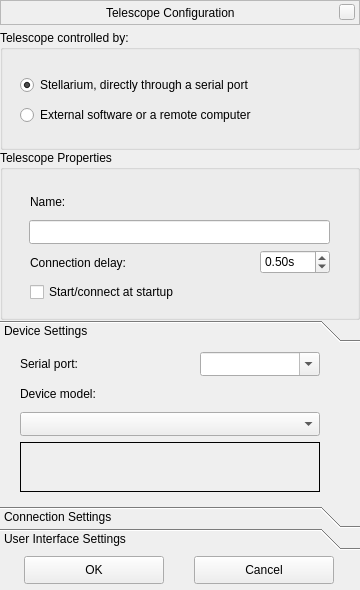
Above: plugins/TelescopeControl/src/gui/telescopeConfigurationDialog.ui from 519984307/stellarium_src before the change. Below: the same form after it.
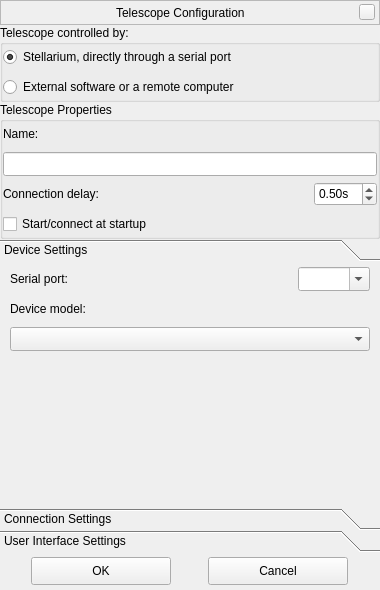
That is the form after the change. Custom widgets are drawn as their Qt base class.

Commit message: TelescopeControl: changed a window's layout

```diff
--- a/plugins/TelescopeControl/src/gui/telescopeConfigurationDialog.ui
+++ b/plugins/TelescopeControl/src/gui/telescopeConfigurationDialog.ui
@@ -9,7 +9,7 @@
    <rect>
     <x>0</x>
     <y>0</y>
-    <width>360</width>
+    <width>380</width>
     <height>590</height>
    </rect>
   </property>
@@ -21,28 +21,28 @@
   </property>
   <property name="minimumSize">
    <size>
-    <width>360</width>
+    <width>380</width>
     <height>590</height>
    </size>
   </property>
   <property name="maximumSize">
    <size>
-    <width>360</width>
+    <width>380</width>
     <height>590</height>
    </size>
   </property>
   <property name="windowTitle">
    <string>Form</string>
   </property>
+  <layout class="QVBoxLayout" name="_2">
+   <property name="spacing">
+    <number>0</number>
+   </property>
+   <property name="margin">
+    <number>0</number>
+   </property>
+   <item>
   <widget class="BarFrame" name="LocationBar">
-   <property name="geometry">
-    <rect>
-     <x>0</x>
-     <y>0</y>
-     <width>360</width>
-     <height>25</height>
-    </rect>
-   </property>
    <property name="minimumSize">
     <size>
      <width>16</width>
@@ -137,26 +137,38 @@
     </item>
    </layout>
   </widget>
+   </item>
+   <item>
   <widget class="QGroupBox" name="groupBoxType">
-   <property name="geometry">
-    <rect>
-     <x>0</x>
-     <y>30</y>
-     <width>360</width>
-     <height>120</height>
-    </rect>
+     <property name="sizePolicy">
+      <sizepolicy hsizetype="Expanding" vsizetype="Minimum">
+       <horstretch>0</horstretch>
+       <verstretch>0</verstretch>
+      </sizepolicy>
    </property>
    <property name="title">
     <string>Telescope controlled by:</string>
    </property>
+     <layout class="QVBoxLayout" name="verticalLayout">
+      <property name="spacing">
+       <number>6</number>
+      </property>
+      <property name="margin">
+       <number>0</number>
+      </property>
+      <item>
    <widget class="QRadioButton" name="radioButtonTelescopeLocal">
-    <property name="geometry">
-     <rect>
-      <x>20</x>
-      <y>40</y>
-      <width>320</width>
-      <height>30</height>
-     </rect>
+        <property name="sizePolicy">
+         <sizepolicy hsizetype="Expanding" vsizetype="Fixed">
+          <horstretch>0</horstretch>
+          <verstretch>0</verstretch>
+         </sizepolicy>
+        </property>
+        <property name="minimumSize">
+         <size>
+          <width>0</width>
+          <height>24</height>
+         </size>
     </property>
     <property name="toolTip">
      <string>A telescope connected to this computer via a serial port and controlled directly by Stellarium.</string>
@@ -168,14 +180,20 @@
      <bool>true</bool>
     </property>
    </widget>
+      </item>
+      <item>
    <widget class="QRadioButton" name="radioButtonTelescopeConnection">
-    <property name="geometry">
-     <rect>
-      <x>20</x>
-      <y>70</y>
-      <width>320</width>
-      <height>30</height>
-     </rect>
+        <property name="sizePolicy">
+         <sizepolicy hsizetype="Expanding" vsizetype="Fixed">
+          <horstretch>0</horstretch>
+          <verstretch>0</verstretch>
+         </sizepolicy>
+        </property>
+        <property name="minimumSize">
+         <size>
+          <width>0</width>
+          <height>24</height>
+         </size>
     </property>
     <property name="toolTip">
      <string>A telescope controlled by an external application, either at this computer or at a remote machine.</string>
@@ -184,15 +202,153 @@
      <string>External software or a remote computer</string>
     </property>
    </widget>
-  </widget>
+      </item>
+     </layout>
+    </widget>
+   </item>
+   <item>
+    <widget class="QGroupBox" name="groupBoxTelescopeProperties">
+     <property name="sizePolicy">
+      <sizepolicy hsizetype="Expanding" vsizetype="Minimum">
+       <horstretch>0</horstretch>
+       <verstretch>0</verstretch>
+      </sizepolicy>
+     </property>
+     <property name="title">
+      <string>Telescope Properties</string>
+     </property>
+     <layout class="QVBoxLayout" name="verticalLayout_2">
+      <property name="spacing">
+       <number>6</number>
+      </property>
+      <property name="margin">
+       <number>0</number>
+      </property>
+      <item>
+       <widget class="QLabel" name="labelTelescopeName">
+        <property name="sizePolicy">
+         <sizepolicy hsizetype="Expanding" vsizetype="Fixed">
+          <horstretch>0</horstretch>
+          <verstretch>0</verstretch>
+         </sizepolicy>
+        </property>
+        <property name="minimumSize">
+         <size>
+          <width>0</width>
+          <height>24</height>
+         </size>
+        </property>
+        <property name="baseSize">
+         <size>
+          <width>110</width>
+          <height>24</height>
+         </size>
+        </property>
+        <property name="text">
+         <string>Name:</string>
+        </property>
+       </widget>
+      </item>
+      <item>
+       <widget class="QLineEdit" name="lineEditTelescopeName">
+        <property name="minimumSize">
+         <size>
+          <width>0</width>
+          <height>24</height>
+         </size>
+        </property>
+        <property name="maxLength">
+         <number>50</number>
+        </property>
+       </widget>
+      </item>
+      <item>
+       <layout class="QHBoxLayout" name="horizontalLayout_2">
+        <item>
+         <widget class="QLabel" name="labelConnectionDelay">
+          <property name="sizePolicy">
+           <sizepolicy hsizetype="Expanding" vsizetype="Fixed">
+            <horstretch>0</horstretch>
+            <verstretch>0</verstretch>
+           </sizepolicy>
+          </property>
+          <property name="minimumSize">
+           <size>
+            <width>0</width>
+            <height>24</height>
+           </size>
+          </property>
+          <property name="text">
+           <string>Connection delay:</string>
+          </property>
+         </widget>
+        </item>
+        <item>
+         <widget class="QDoubleSpinBox" name="doubleSpinBoxTelescopeDelay">
+          <property name="sizePolicy">
+           <sizepolicy hsizetype="Minimum" vsizetype="Fixed">
+            <horstretch>0</horstretch>
+            <verstretch>0</verstretch>
+           </sizepolicy>
+          </property>
+          <property name="minimumSize">
+           <size>
+            <width>50</width>
+            <height>24</height>
+           </size>
+          </property>
+          <property name="toolTip">
+           <string>The approximate time it takes for the signals from the telescope to reach Stellarium.
+Increase this value if the reticle is skipping.</string>
+          </property>
+          <property name="suffix">
+           <string comment="seconds">s</string>
+          </property>
+          <property name="decimals">
+           <number>2</number>
+          </property>
+          <property name="minimum">
+           <double>0.100000000000000</double>
+          </property>
+          <property name="maximum">
+           <double>10.000000000000000</double>
+          </property>
+          <property name="singleStep">
+           <double>0.100000000000000</double>
+          </property>
+          <property name="value">
+           <double>0.500000000000000</double>
+          </property>
+         </widget>
+        </item>
+       </layout>
+      </item>
+      <item>
+       <widget class="QCheckBox" name="checkBoxConnectAtStartup">
+        <property name="minimumSize">
+         <size>
+          <width>0</width>
+          <height>24</height>
+         </size>
+        </property>
+        <property name="toolTip">
+         <string>Automatically attempt to start the telescope or establish connection when Stellarium starts</string>
+        </property>
+        <property name="text">
+         <string>Start/connect at startup</string>
+        </property>
+       </widget>
+      </item>
+     </layout>
+    </widget>
+   </item>
+   <item>
   <widget class="QToolBox" name="toolBoxSettings">
-   <property name="geometry">
-    <rect>
-     <x>0</x>
-     <y>320</y>
-     <width>360</width>
-     <height>230</height>
-    </rect>
+     <property name="sizePolicy">
+      <sizepolicy hsizetype="Expanding" vsizetype="Expanding">
+       <horstretch>0</horstretch>
+       <verstretch>0</verstretch>
+      </sizepolicy>
    </property>
    <property name="currentIndex">
     <number>0</number>
@@ -205,27 +361,150 @@
      <rect>
       <x>0</x>
       <y>0</y>
-      <width>360</width>
-      <height>152</height>
-     </rect>
-    </property>
+        <width>380</width>
+        <height>264</height>
+       </rect>
+      </property>
+      <property name="sizePolicy">
+       <sizepolicy hsizetype="Expanding" vsizetype="Minimum">
+        <horstretch>0</horstretch>
+        <verstretch>0</verstretch>
+       </sizepolicy>
+      </property>
     <attribute name="label">
      <string>Device Settings</string>
     </attribute>
+      <layout class="QVBoxLayout" name="verticalLayout_3">
+       <property name="spacing">
+        <number>6</number>
+       </property>
+       <property name="leftMargin">
+        <number>10</number>
+       </property>
+       <property name="topMargin">
+        <number>6</number>
+       </property>
+       <property name="rightMargin">
+        <number>10</number>
+       </property>
+       <property name="bottomMargin">
+        <number>0</number>
+       </property>
+       <item>
+        <layout class="QHBoxLayout" name="horizontalLayout_3">
+         <item>
+          <widget class="QLabel" name="labelSerialPort">
+           <property name="sizePolicy">
+            <sizepolicy hsizetype="Preferred" vsizetype="Fixed">
+             <horstretch>0</horstretch>
+             <verstretch>0</verstretch>
+            </sizepolicy>
+           </property>
+           <property name="minimumSize">
+            <size>
+             <width>0</width>
+             <height>24</height>
+            </size>
+           </property>
+           <property name="text">
+            <string>Serial port:</string>
+           </property>
+          </widget>
+         </item>
+         <item>
+          <spacer name="horizontalSpacer">
+           <property name="orientation">
+            <enum>Qt::Horizontal</enum>
+           </property>
+           <property name="sizeHint" stdset="0">
+            <size>
+             <width>0</width>
+             <height>20</height>
+            </size>
+           </property>
+          </spacer>
+         </item>
+         <item>
+          <widget class="QComboBox" name="comboBoxSerialPort">
+           <property name="sizePolicy">
+            <sizepolicy hsizetype="Minimum" vsizetype="Fixed">
+             <horstretch>0</horstretch>
+             <verstretch>0</verstretch>
+            </sizepolicy>
+           </property>
+           <property name="minimumSize">
+            <size>
+             <width>0</width>
+             <height>24</height>
+            </size>
+           </property>
+           <property name="editable">
+            <bool>true</bool>
+           </property>
+           <property name="maxCount">
+            <number>20</number>
+           </property>
+           <property name="insertPolicy">
+            <enum>QComboBox::InsertAlphabetically</enum>
+           </property>
+          </widget>
+         </item>
+        </layout>
+       </item>
+       <item>
+        <widget class="QLabel" name="labelDeviceModel">
+         <property name="sizePolicy">
+          <sizepolicy hsizetype="Expanding" vsizetype="Fixed">
+           <horstretch>0</horstretch>
+           <verstretch>0</verstretch>
+          </sizepolicy>
+         </property>
+         <property name="minimumSize">
+          <size>
+           <width>0</width>
+           <height>24</height>
+          </size>
+         </property>
+         <property name="text">
+          <string>Device model:</string>
+         </property>
+        </widget>
+       </item>
+       <item>
+        <widget class="QComboBox" name="comboBoxDeviceModel">
+         <property name="sizePolicy">
+          <sizepolicy hsizetype="Expanding" vsizetype="Fixed">
+           <horstretch>0</horstretch>
+           <verstretch>0</verstretch>
+          </sizepolicy>
+         </property>
+         <property name="minimumSize">
+          <size>
+           <width>0</width>
+           <height>24</height>
+          </size>
+         </property>
+        </widget>
+       </item>
+       <item>
     <widget class="QLabel" name="labelDeviceModelDescription">
-     <property name="geometry">
-      <rect>
-       <x>20</x>
-       <y>100</y>
-       <width>300</width>
-       <height>50</height>
-      </rect>
+         <property name="sizePolicy">
+          <sizepolicy hsizetype="Expanding" vsizetype="Expanding">
+           <horstretch>0</horstretch>
+           <verstretch>0</verstretch>
+          </sizepolicy>
+         </property>
+         <property name="minimumSize">
+          <size>
+           <width>0</width>
+           <height>0</height>
+          </size>
      </property>
      <property name="contextMenuPolicy">
       <enum>Qt::DefaultContextMenu</enum>
      </property>
      <property name="frameShape">
-      <enum>QFrame::Box</enum>
+          <enum>QFrame::NoFrame</enum>
      </property>
      <property name="textFormat">
       <enum>Qt::PlainText</enum>
@@ -240,73 +519,8 @@
       <set>Qt::TextSelectableByKeyboard|Qt::TextSelectableByMouse</set>
      </property>
     </widget>
-    <widget class="QComboBox" name="comboBoxDeviceModel">
-     <property name="geometry">
-      <rect>
-       <x>20</x>
-       <y>70</y>
-       <width>300</width>
-       <height>24</height>
-      </rect>
-     </property>
-     <property name="sizePolicy">
-      <sizepolicy hsizetype="Preferred" vsizetype="Fixed">
-       <horstretch>0</horstretch>
-       <verstretch>0</verstretch>
-      </sizepolicy>
-     </property>
-    </widget>
-    <widget class="QLabel" name="labelSerialPort">
-     <property name="geometry">
-      <rect>
-       <x>20</x>
-       <y>10</y>
-       <width>180</width>
-       <height>24</height>
-      </rect>
-     </property>
-     <property name="text">
-      <string>Serial port:</string>
-     </property>
-    </widget>
-    <widget class="QLabel" name="labelDeviceModel">
-     <property name="geometry">
-      <rect>
-       <x>20</x>
-       <y>40</y>
-       <width>300</width>
-       <height>24</height>
-      </rect>
-     </property>
-     <property name="text">
-      <string>Device model:</string>
-     </property>
-    </widget>
-    <widget class="QComboBox" name="comboBoxSerialPort">
-     <property name="geometry">
-      <rect>
-       <x>200</x>
-       <y>10</y>
-       <width>120</width>
-       <height>24</height>
-      </rect>
-     </property>
-     <property name="minimumSize">
-      <size>
-       <width>0</width>
-       <height>24</height>
-      </size>
-     </property>
-     <property name="editable">
-      <bool>true</bool>
-     </property>
-     <property name="maxCount">
-      <number>20</number>
-     </property>
-     <property name="insertPolicy">
-      <enum>QComboBox::InsertAlphabetically</enum>
-     </property>
-    </widget>
+       </item>
+      </layout>
    </widget>
    <widget class="QWidget" name="pageConnectionSettings">
     <property name="geometry">
@@ -466,127 +680,9 @@
     </widget>
    </widget>
   </widget>
-  <widget class="QGroupBox" name="groupBox">
-   <property name="geometry">
-    <rect>
-     <x>0</x>
-     <y>150</y>
-     <width>360</width>
-     <height>170</height>
-    </rect>
-   </property>
-   <property name="title">
-    <string>Telescope Properties</string>
-   </property>
-   <widget class="QLabel" name="labelConnectionDelay">
-    <property name="geometry">
-     <rect>
-      <x>30</x>
-      <y>100</y>
-      <width>220</width>
-      <height>25</height>
-     </rect>
-    </property>
-    <property name="text">
-     <string>Connection delay:</string>
-    </property>
-   </widget>
-   <widget class="QDoubleSpinBox" name="doubleSpinBoxTelescopeDelay">
-    <property name="geometry">
-     <rect>
-      <x>260</x>
-      <y>100</y>
-      <width>70</width>
-      <height>24</height>
-     </rect>
-    </property>
-    <property name="sizePolicy">
-     <sizepolicy hsizetype="Preferred" vsizetype="Preferred">
-      <horstretch>0</horstretch>
-      <verstretch>0</verstretch>
-     </sizepolicy>
-    </property>
-    <property name="toolTip">
-     <string>The approximate time it takes for the signals from the telescope to reach Stellarium.
-Increase this value if the reticle is skipping.</string>
-    </property>
-    <property name="suffix">
-     <string comment="seconds">s</string>
-    </property>
-    <property name="decimals">
-     <number>2</number>
-    </property>
-    <property name="minimum">
-     <double>0.100000000000000</double>
-    </property>
-    <property name="maximum">
-     <double>10.000000000000000</double>
-    </property>
-    <property name="singleStep">
-     <double>0.100000000000000</double>
-    </property>
-    <property name="value">
-     <double>0.500000000000000</double>
-    </property>
-   </widget>
-   <widget class="QLineEdit" name="lineEditTelescopeName">
-    <property name="geometry">
-     <rect>
-      <x>29</x>
-      <y>70</y>
-      <width>301</width>
-      <height>24</height>
-     </rect>
-    </property>
-    <property name="maxLength">
-     <number>50</number>
-    </property>
-   </widget>
-   <widget class="QLabel" name="labelTelescopeName">
-    <property name="geometry">
-     <rect>
-      <x>30</x>
-      <y>40</y>
-      <width>300</width>
-      <height>24</height>
-     </rect>
-    </property>
-    <property name="baseSize">
-     <size>
-      <width>110</width>
-      <height>24</height>
-     </size>
-    </property>
-    <property name="text">
-     <string>Name:</string>
-    </property>
-   </widget>
-   <widget class="QCheckBox" name="checkBoxConnectAtStartup">
-    <property name="geometry">
-     <rect>
-      <x>30</x>
-      <y>130</y>
-      <width>300</width>
-      <height>24</height>
-     </rect>
-    </property>
-    <property name="toolTip">
-     <string>Automatically attempt to start the telescope or establish connection when Stellarium starts</string>
-    </property>
-    <property name="text">
-     <string>Start/connect at startup</string>
-    </property>
-   </widget>
-  </widget>
+   </item>
+   <item>
   <widget class="QFrame" name="frameOkCancelButtons">
-   <property name="geometry">
-    <rect>
-     <x>0</x>
-     <y>550</y>
-     <width>360</width>
-     <height>40</height>
-    </rect>
-   </property>
    <layout class="QHBoxLayout" name="horizontalLayout">
     <property name="leftMargin">
      <number>0</number>
@@ -643,6 +739,8 @@
     </item>
    </layout>
   </widget>
+   </item>
+  </layout>
  </widget>
  <customwidgets>
   <customwidget>
```
Left out of the diff: 28 changed lines with no effect on the pictures. Lines whose indentation alone changed are shown as unchanged.
